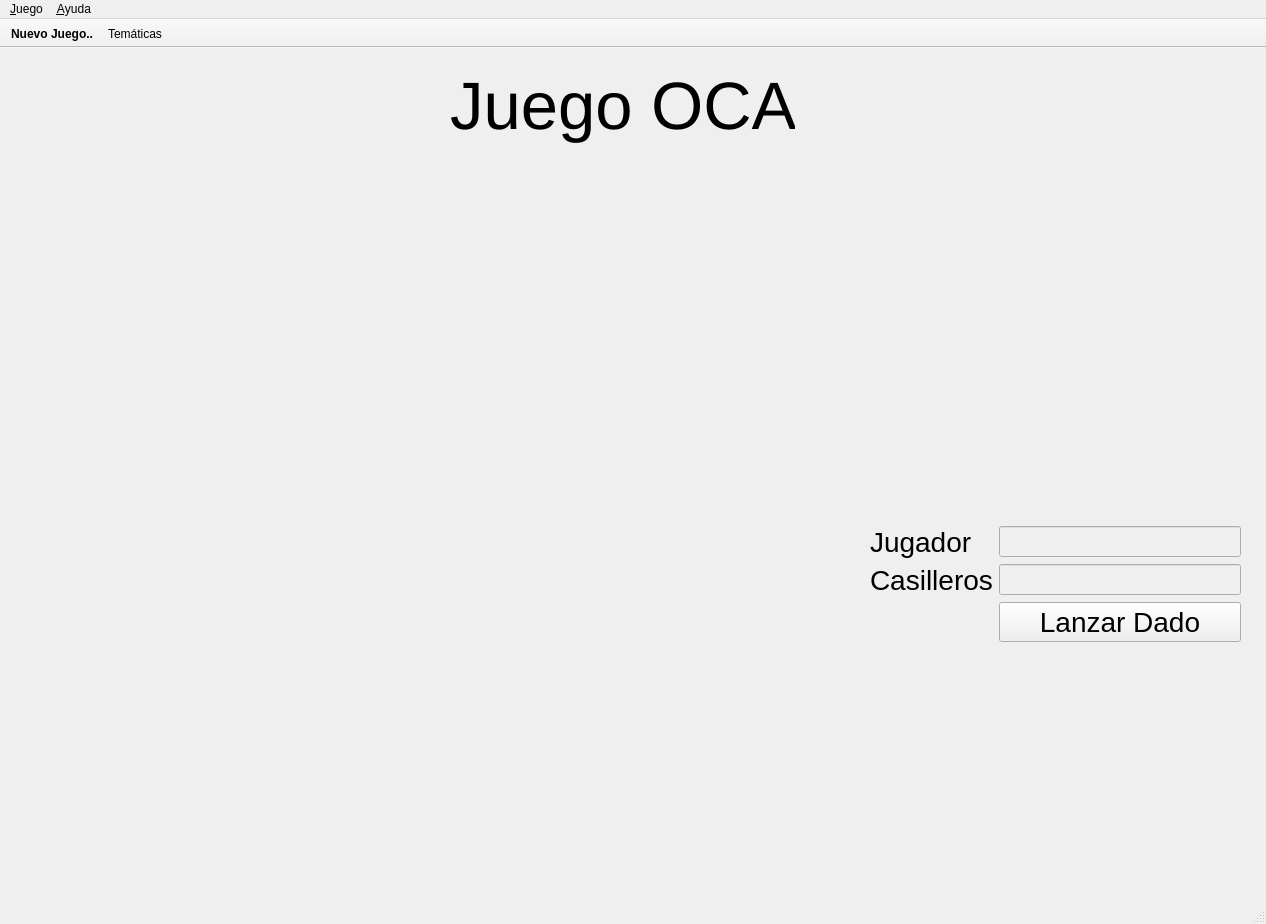
Old version of the form juego_oca.ui in the repository FelixRNV/Juego_OCA.
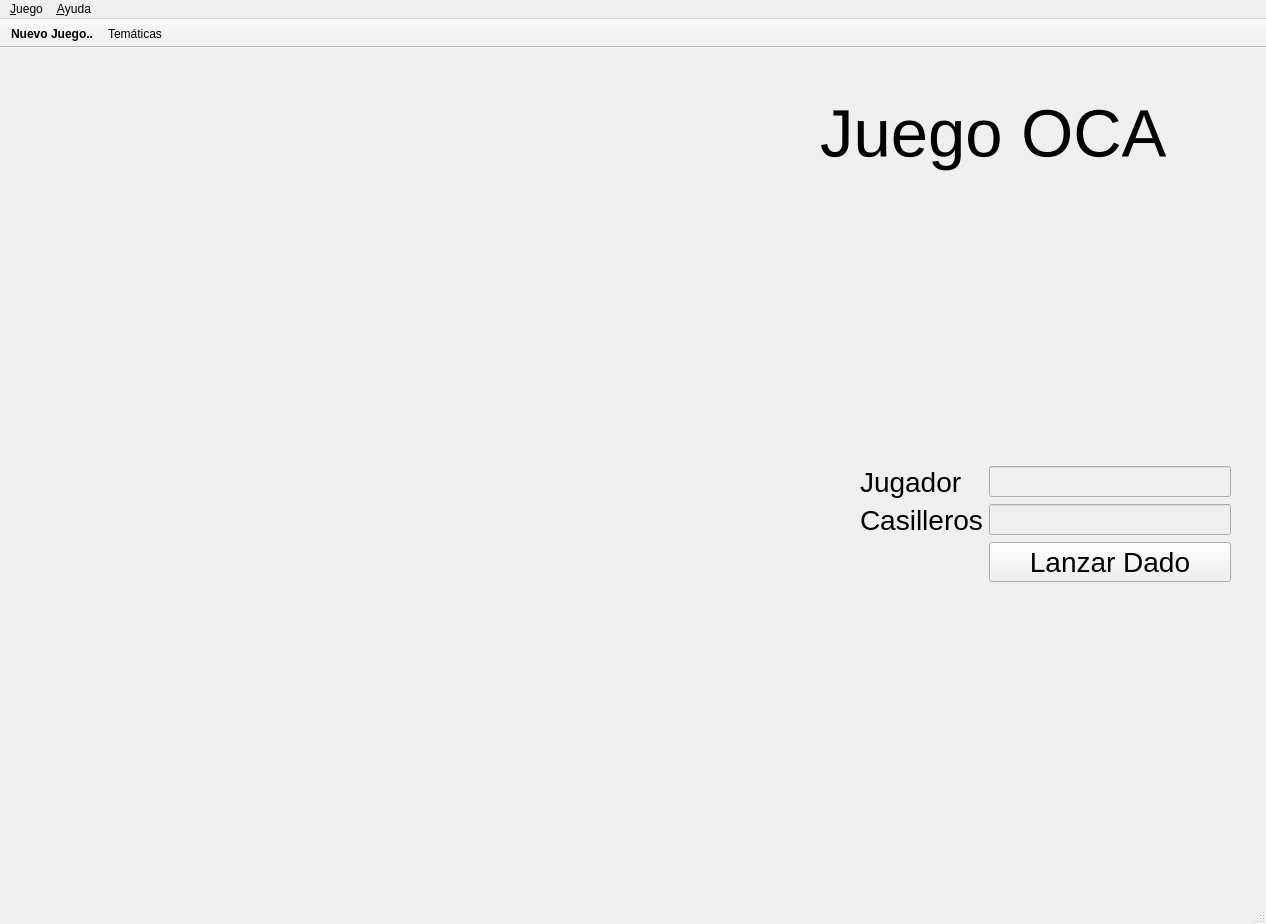
New version of the form. Icons and pictures are not drawn. Custom widgets are drawn as their Qt base class.

```diff
--- a/juego_oca.ui
+++ b/juego_oca.ui
@@ -36,16 +36,16 @@
    <widget class="QWidget" name="widget" native="true">
     <property name="geometry">
      <rect>
-      <x>10</x>
-      <y>10</y>
+      <x>0</x>
+      <y>-50</y>
       <width>1247</width>
-      <height>901</height>
+      <height>831</height>
      </rect>
     </property>
     <property name="minimumSize">
      <size>
-      <width>1247</width>
-      <height>901</height>
+      <width>0</width>
+      <height>0</height>
      </size>
     </property>
     <property name="maximumSize">
@@ -58,50 +58,13 @@
      <string notr="true">QWidget#widget{
 border-image: url(:/Resources/tablero partes/Fondo_Princi.png);}</string>
     </property>
-    <widget class="QWidget" name="layoutWidget">
-     <property name="geometry">
-      <rect>
-       <x>440</x>
-       <y>10</y>
-       <width>345</width>
-       <height>111</height>
-      </rect>
-     </property>
-     <layout class="QVBoxLayout" name="verticalLayout_2">
-      <item>
-       <widget class="QLabel" name="label">
-        <property name="font">
-         <font>
-          <pointsize>50</pointsize>
-         </font>
-        </property>
-        <property name="text">
-         <string>Juego OCA</string>
-        </property>
-       </widget>
-      </item>
-      <item>
-       <spacer name="verticalSpacer">
-        <property name="orientation">
-         <enum>Qt::Vertical</enum>
-        </property>
-        <property name="sizeHint" stdset="0">
-         <size>
-          <width>20</width>
-          <height>40</height>
-         </size>
-        </property>
-       </spacer>
-      </item>
-     </layout>
-    </widget>
     <widget class="QWidget" name="layoutWidget">
      <property name="geometry">
       <rect>
        <x>100</x>
-       <y>130</y>
+       <y>120</y>
        <width>691</width>
-       <height>691</height>
+       <height>651</height>
       </rect>
      </property>
      <layout class="QGridLayout" name="gridLayout" rowstretch="12,12,12,12,12,12,12,12,12">
@@ -652,6 +615,24 @@
       </item>
      </layout>
     </widget>
+    <widget class="QLabel" name="label">
+     <property name="geometry">
+      <rect>
+       <x>820</x>
+       <y>80</y>
+       <width>409</width>
+       <height>111</height>
+      </rect>
+     </property>
+     <property name="font">
+      <font>
+       <pointsize>50</pointsize>
+      </font>
+     </property>
+     <property name="text">
+      <string>Juego OCA</string>
+     </property>
+    </widget>
    </widget>
   </widget>
   <widget class="QMenuBar" name="menubar">
```
Left out of the diff: 10 changed lines with no effect on the pictures.
